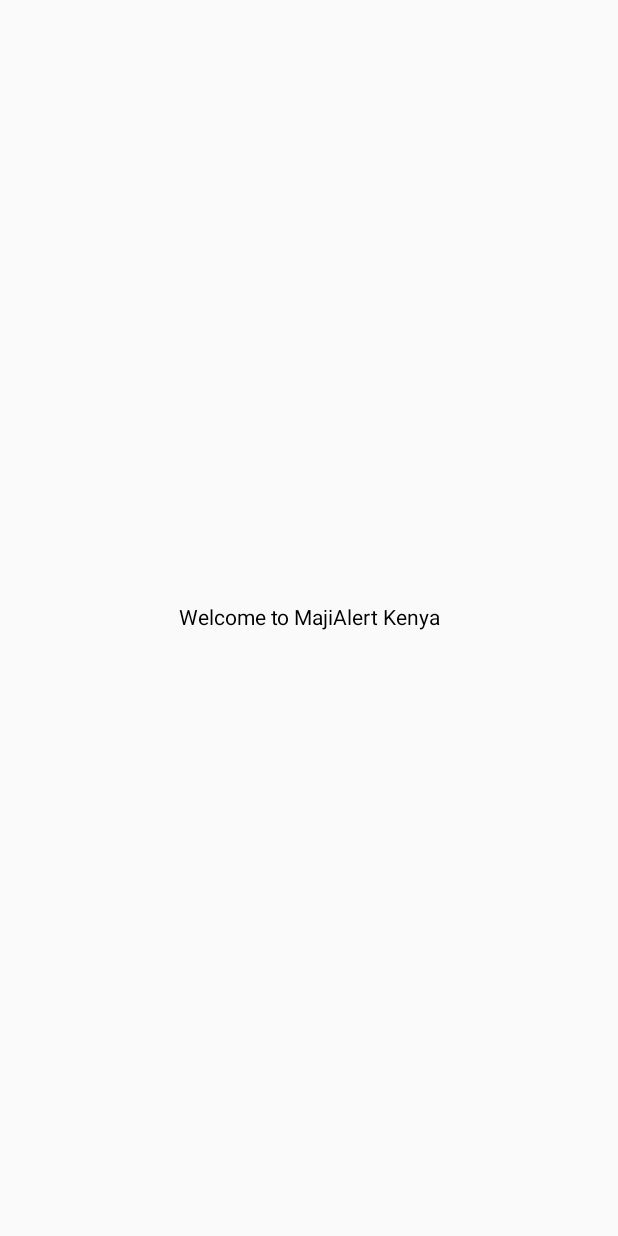
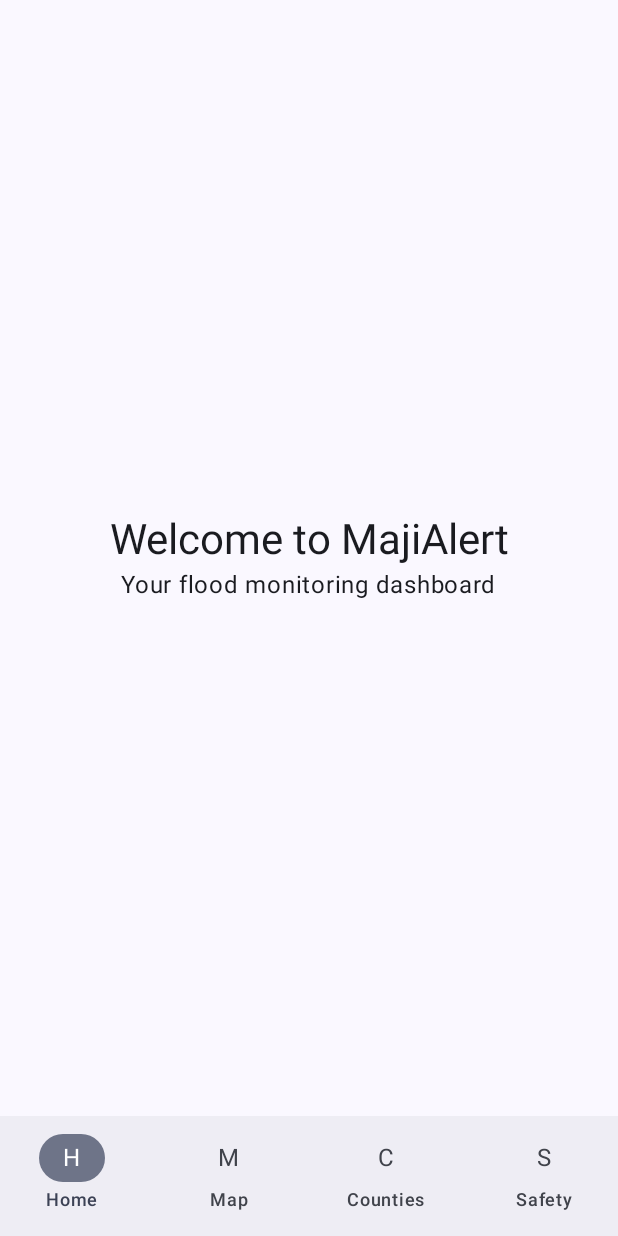
Before and after one commit to ericghati/MajiAlert-Kenya, an Android app built with Jetpack Compose: the screen it shows after launch (MainActivity), on a phone screen of 412 x 824 dp. Before the commit the screen is almost empty. Run offline under Robolectric (Android 15) with nearby library versions, the phone set to English and light mode, and no system bars.

Commit message:
four screens and bottom navigation

```diff
--- a/app/build.gradle.kts
+++ b/app/build.gradle.kts
@@ -51,4 +51,5 @@ dependencies {
     androidTestImplementation(libs.androidx.junit)
     debugImplementation(libs.androidx.compose.ui.test.manifest)
     debugImplementation(libs.androidx.compose.ui.tooling)
+    implementation("androidx.navigation:navigation-compose:2.9.6")
 }
--- a/app/src/main/java/com/majialert/kenya/MainActivity.kt
+++ b/app/src/main/java/com/majialert/kenya/MainActivity.kt
@@ -1,14 +1,12 @@
+
 package com.majialert.kenya
 
 import android.os.Bundle
 import androidx.activity.ComponentActivity
 import androidx.activity.compose.setContent
-import androidx.compose.foundation.layout.Box
-import androidx.compose.foundation.layout.fillMaxSize
-import androidx.compose.material3.Text
-import androidx.compose.runtime.Composable
-import androidx.compose.ui.Alignment
-import androidx.compose.ui.Modifier
+
+import com.majialert.kenya.ui.navigation.AppNavigation
+import com.majialert.kenya.ui.theme.MajiAlertTheme
 
 class MainActivity : ComponentActivity() {
 
@@ -16,17 +14,9 @@ class MainActivity : ComponentActivity() {
         super.onCreate(savedInstanceState)
 
         setContent {
-            MajiAlertApp()
+            MajiAlertTheme {
+                AppNavigation()
+            }
         }
     }
 }
-
-@Composable
-fun MajiAlertApp() {
-    Box(
-        modifier = Modifier.fillMaxSize(),
-        contentAlignment = Alignment.Center
-    ) {
-        Text("Welcome to MajiAlert Kenya")
-    }
-}
--- /dev/null
+++ b/app/src/main/java/com/majialert/kenya/ui/home/HomeScreen.kt
@@ -0,0 +1,27 @@
+
+package com.majialert.kenya.ui.home
+
+import androidx.compose.foundation.layout.Arrangement
+import androidx.compose.foundation.layout.Column
+import androidx.compose.foundation.layout.fillMaxSize
+import androidx.compose.material3.Text
+import androidx.compose.material3.MaterialTheme
+import androidx.compose.runtime.Composable
+import androidx.compose.ui.Alignment
+import androidx.compose.ui.Modifier
+
+@Composable
+fun HomeScreen() {
+    Column(
+        modifier = Modifier.fillMaxSize(),
+        horizontalAlignment = Alignment.CenterHorizontally,
+        verticalArrangement = Arrangement.Center
+    ) {
+        Text(
+            text = "Welcome to MajiAlert",
+            style = MaterialTheme.typography.headlineMedium
+        )
+
+        Text("Your flood monitoring dashboard")
+    }
+}
--- /dev/null
+++ b/app/src/main/java/com/majialert/kenya/ui/navigation/AppNavigation.kt
@@ -0,0 +1,55 @@
+package com.majialert.kenya.ui.navigation
+
+import androidx.compose.foundation.layout.Box
+import androidx.compose.foundation.layout.padding
+import androidx.compose.material3.NavigationBar
+import androidx.compose.material3.NavigationBarItem
+import androidx.compose.material3.Scaffold
+import androidx.compose.material3.Text
+import androidx.compose.runtime.Composable
+import androidx.compose.runtime.getValue
+import androidx.compose.runtime.mutableIntStateOf
+import androidx.compose.runtime.saveable.rememberSaveable
+import androidx.compose.runtime.setValue
+import androidx.compose.ui.Modifier
+import com.majialert.kenya.maps.MapScreen
+import com.majialert.kenya.ui.counties.CountiesScreen
+import com.majialert.kenya.ui.home.HomeScreen
+import com.majialert.kenya.ui.safety.SafetyScreen
+
+private enum class AppDestination(val label: String) {
+    Home("Home"),
+    Map("Map"),
+    Counties("Counties"),
+    Safety("Safety")
+}
+
+@Composable
+fun AppNavigation() {
+    var selectedIndex by rememberSaveable { mutableIntStateOf(0) }
+    val destinations = AppDestination.values()
+
+    Scaffold(
+        bottomBar = {
+            NavigationBar {
+                destinations.forEachIndexed { index, destination ->
+                    NavigationBarItem(
+                        selected = selectedIndex == index,
+                        onClick = { selectedIndex = index },
+                        icon = { Text(destination.label.take(1)) },
+                        label = { Text(destination.label) }
+                    )
+                }
+            }
+        }
+    ) { contentPadding ->
+        Box(modifier = Modifier.padding(contentPadding)) {
+            when (destinations[selectedIndex]) {
+                AppDestination.Home -> HomeScreen()
+                AppDestination.Map -> MapScreen()
+                AppDestination.Counties -> CountiesScreen()
+                AppDestination.Safety -> SafetyScreen()
+            }
+        }
+    }
+}
```
Also changed, not shown: app/src/main/java/com/majialert/kenya/maps/MapScreen.kt (added, +24 -0 lines), app/src/main/java/com/majialert/kenya/ui/counties/CountiesScreen.kt (added, +24 -0 lines), app/src/main/java/com/majialert/kenya/ui/safety/SafetyScreen.kt (added, +24 -0 lines).
